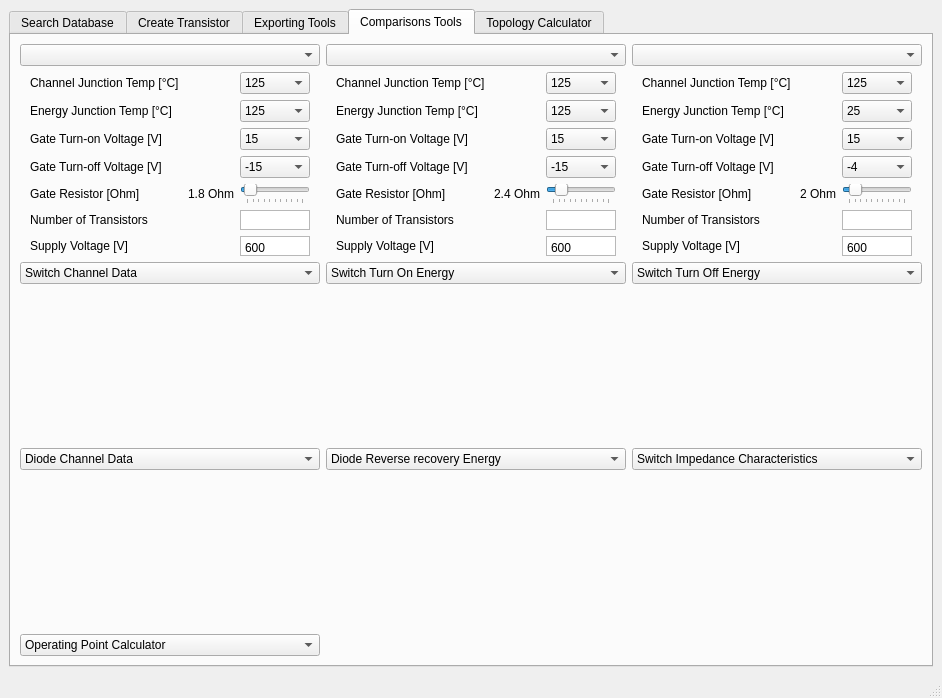
The window that gui/pre-work_2.ui (schnyadv/transistordatabase) describes before a commit, drawn with Qt 5.
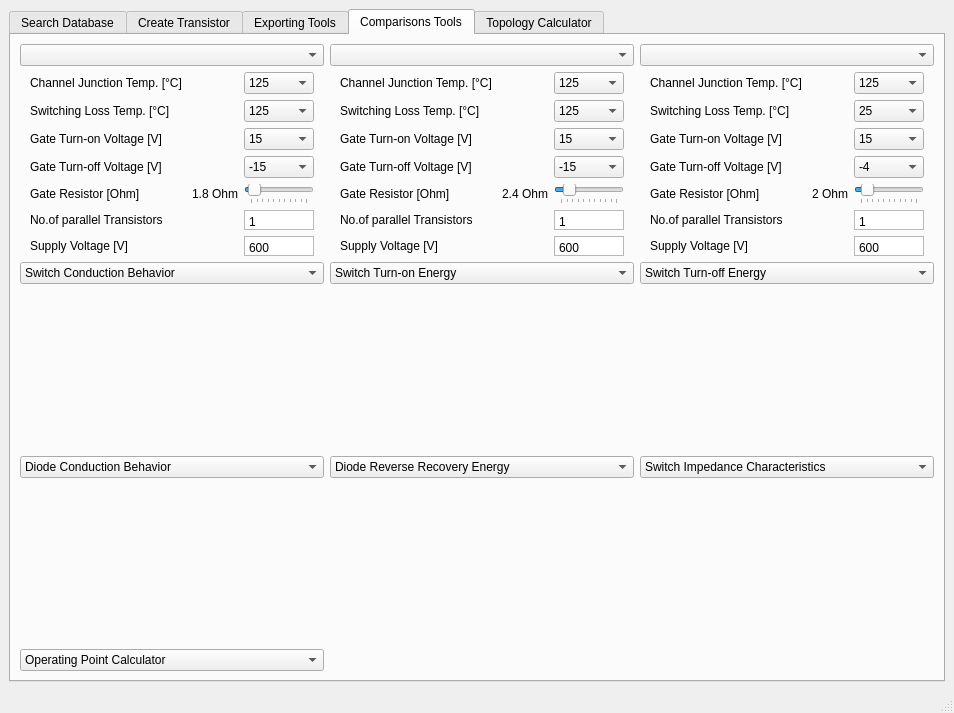
The same window after the commit. Custom widgets are drawn as their Qt base class.

The edit to the form file:
```diff
--- a/gui/pre-work_2.ui
+++ b/gui/pre-work_2.ui
@@ -7,7 +7,7 @@
     <x>0</x>
     <y>0</y>
     <width>911</width>
-    <height>687</height>
+    <height>713</height>
    </rect>
   </property>
   <property name="windowTitle">
@@ -175,7 +175,7 @@
                 <item row="5" column="0">
                  <widget class="QLabel" name="transNumLabelThree">
                   <property name="text">
-                   <string>Number of Transistors       </string>
+                   <string>No.of parallel Transistors</string>
                   </property>
                  </widget>
                 </item>
@@ -292,7 +292,7 @@
                 <item row="0" column="0">
                  <widget class="QLabel" name="juncTempLabelThree">
                   <property name="text">
-                   <string>Channel Junction Temp [°C] </string>
+                   <string>Channel Junction Temp. [°C] </string>
                   </property>
                  </widget>
                 </item>
@@ -313,6 +313,9 @@
                   <property name="verticalScrollBarPolicy">
                    <enum>Qt::ScrollBarAlwaysOff</enum>
                   </property>
+                  <property name="plainText">
+                   <string>1</string>
+                  </property>
                  </widget>
                 </item>
                 <item row="1" column="2">
@@ -337,7 +340,7 @@
                 <item row="1" column="0">
                  <widget class="QLabel" name="label_4">
                   <property name="text">
-                   <string>Energy Junction Temp [°C] </string>
+                   <string>Switching Loss Temp. [°C] </string>
                   </property>
                  </widget>
                 </item>
@@ -429,7 +432,14 @@
                <enum>QLayout::SetDefaultConstraint</enum>
               </property>
               <item>
-               <widget class="QComboBox" name="comboBoxTransOne"/>
+               <widget class="QComboBox" name="comboBoxTransOne">
+                <property name="focusPolicy">
+                 <enum>Qt::ClickFocus</enum>
+                </property>
+                <property name="autoFillBackground">
+                 <bool>true</bool>
+                </property>
+               </widget>
               </item>
               <item>
                <layout class="QGridLayout" name="transOneGridLayout">
@@ -529,7 +539,7 @@
                 <item row="0" column="0">
                  <widget class="QLabel" name="juncTempLabelOne">
                   <property name="text">
-                   <string>Channel Junction Temp [°C] </string>
+                   <string>Channel Junction Temp. [°C] </string>
                   </property>
                  </widget>
                 </item>
@@ -577,6 +587,9 @@
                   <property name="verticalScrollBarPolicy">
                    <enum>Qt::ScrollBarAlwaysOff</enum>
                   </property>
+                  <property name="plainText">
+                   <string>1</string>
+                  </property>
                  </widget>
                 </item>
                 <item row="3" column="0">
@@ -628,7 +641,7 @@
                 <item row="5" column="0">
                  <widget class="QLabel" name="transNumLabelOne">
                   <property name="text">
-                   <string>Number of Transistors       </string>
+                   <string>No.of parallel Transistors</string>
                   </property>
                  </widget>
                 </item>
@@ -654,7 +667,7 @@
                 <item row="1" column="0">
                  <widget class="QLabel" name="label">
                   <property name="text">
-                   <string>Energy Junction Temp [°C] </string>
+                   <string>Switching Loss Temp. [°C] </string>
                   </property>
                  </widget>
                 </item>
@@ -702,7 +715,7 @@
                 <item row="5" column="0">
                  <widget class="QLabel" name="transNumLabelTwo">
                   <property name="text">
-                   <string>Number of Transistors       </string>
+                   <string>No.of parallel Transistors</string>
                   </property>
                  </widget>
                 </item>
@@ -766,7 +779,7 @@
                 <item row="0" column="0">
                  <widget class="QLabel" name="juncTempLabelTwo">
                   <property name="text">
-                   <string>Channel Junction Temp [°C] </string>
+                   <string>Channel Junction Temp. [°C] </string>
                   </property>
                  </widget>
                 </item>
@@ -846,6 +859,10 @@
                   <property name="verticalScrollBarPolicy">
                    <enum>Qt::ScrollBarAlwaysOff</enum>
                   </property>
+                  <property name="plainText">
+                   <string>1
+</string>
+                  </property>
                  </widget>
                 </item>
                 <item row="6" column="2">
@@ -893,7 +910,7 @@
                 <item row="1" column="0">
                  <widget class="QLabel" name="label_2">
                   <property name="text">
-                   <string>Energy Junction Temp [°C] </string>
+                   <string>Switching Loss Temp. [°C] </string>
                   </property>
                  </widget>
                 </item>
@@ -904,11 +921,11 @@
             <item row="1" column="0">
              <widget class="QComboBox" name="comboBoxChannel">
               <property name="currentText">
-               <string>Switch Channel Data</string>
+               <string>Switch Conduction Behavior</string>
               </property>
               <item>
                <property name="text">
-                <string>Switch Channel Data</string>
+                <string>Switch Conduction Behavior</string>
                </property>
               </item>
              </widget>
@@ -917,7 +934,7 @@
              <widget class="QComboBox" name="comboBoxDiodeChannel">
               <item>
                <property name="text">
-                <string>Diode Channel Data</string>
+                <string>Diode Conduction Behavior</string>
                </property>
               </item>
              </widget>
@@ -926,7 +943,7 @@
              <widget class="QComboBox" name="comboBoxTurnOn">
               <item>
                <property name="text">
-                <string>Switch Turn On Energy</string>
+                <string>Switch Turn-on Energy</string>
                </property>
               </item>
              </widget>
@@ -935,7 +952,7 @@
              <widget class="QComboBox" name="comboBoxReverse">
               <item>
                <property name="text">
-                <string>Diode Reverse recovery Energy</string>
+                <string>Diode Reverse Recovery Energy</string>
                </property>
               </item>
              </widget>
@@ -953,7 +970,7 @@
              <widget class="QComboBox" name="comboBox_6">
               <item>
                <property name="text">
-                <string>Switch Turn Off Energy</string>
+                <string>Switch Turn-off Energy</string>
                </property>
               </item>
              </widget>
```
